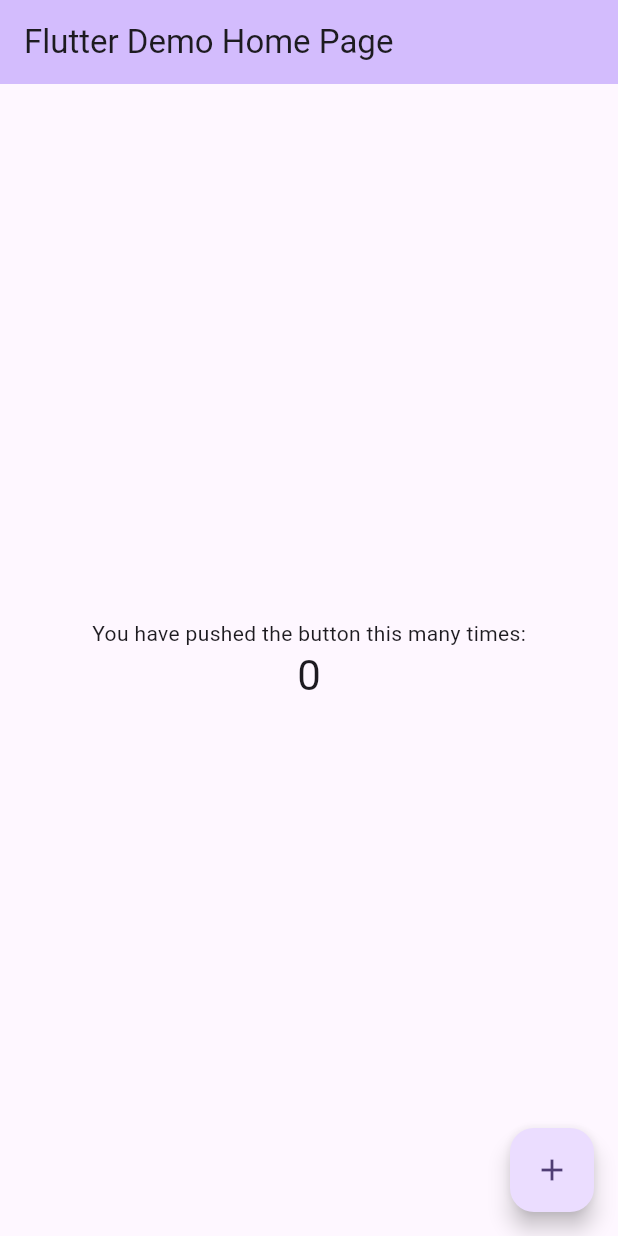
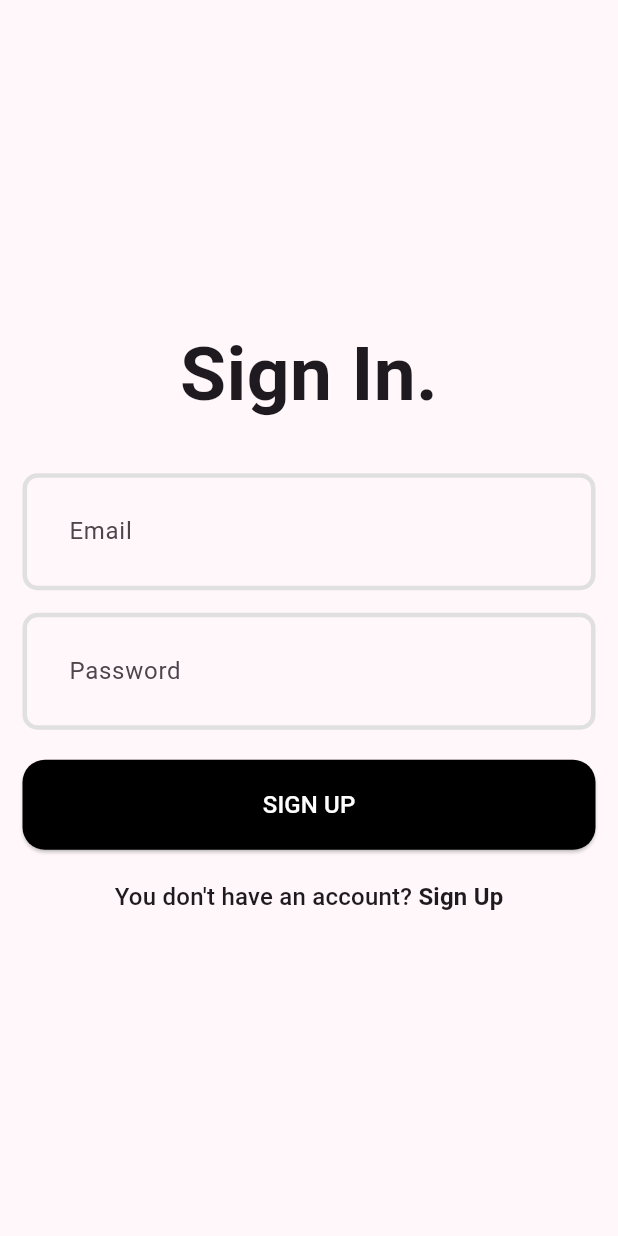
Before and after one commit to nabilmersni/Task-Manager-App, a Flutter app: the screen it shows after launch, on a phone screen of 412 x 824 dp. Run offline on Flutter 3.47's test engine with Material 3 defaults, Android fonts, the phone set to English and light mode, and no system bars.

Commit message:
Complete the sign up and login pages

```diff
--- /dev/null
+++ b/frontend/lib/core/theme/theme.dart
@@ -0,0 +1,37 @@
+import 'package:flutter/material.dart';
+
+class AppTheme {
+  static _border(Color color) => OutlineInputBorder(
+        borderRadius: BorderRadius.circular(10),
+        borderSide: BorderSide(
+          width: 3,
+          color: color,
+        ),
+      );
+  static final theme = ThemeData(
+    colorScheme: ColorScheme.fromSeed(seedColor: Colors.purple),
+    useMaterial3: true,
+    inputDecorationTheme: InputDecorationTheme(
+      contentPadding: const EdgeInsets.all(27),
+      border: _border(Colors.grey.shade300),
+      enabledBorder: _border(Colors.grey.shade300),
+      focusedBorder: OutlineInputBorder(
+        borderRadius: BorderRadius.circular(10),
+        borderSide: const BorderSide(
+          width: 3,
+        ),
+      ),
+      errorBorder: _border(Colors.red.shade400),
+    ),
+    elevatedButtonTheme: ElevatedButtonThemeData(
+      style: ElevatedButton.styleFrom(
+          backgroundColor: Colors.black,
+          minimumSize: const Size(double.infinity, 60),
+          shape: RoundedRectangleBorder(
+            borderRadius: BorderRadius.circular(
+              15,
+            ),
+          )),
+    ),
+  );
+}
--- /dev/null
+++ b/frontend/lib/features/auth/pages/login_page.dart
@@ -0,0 +1,116 @@
+import 'package:flutter/gestures.dart';
+import 'package:flutter/material.dart';
+import 'package:task_app/features/auth/pages/signup_page.dart';
+
+class LoginPage extends StatefulWidget {
+  const LoginPage({super.key});
+
+  @override
+  State<LoginPage> createState() => _LoginPageState();
+}
+
+class _LoginPageState extends State<LoginPage> {
+  final formKey = GlobalKey<FormState>();
+  final emailController = TextEditingController();
+  final passwordController = TextEditingController();
+
+  void signUp() {
+    if (formKey.currentState!.validate()) {}
+  }
+
+  @override
+  void dispose() {
+    emailController.dispose();
+    passwordController.dispose();
+    super.dispose();
+  }
+
+  @override
+  Widget build(BuildContext context) {
+    return Scaffold(
+      body: Center(
+        child: SafeArea(
+          child: SingleChildScrollView(
+            child: Padding(
+              padding: const EdgeInsets.all(15.0),
+              child: Form(
+                key: formKey,
+                child: Column(
+                  mainAxisAlignment: MainAxisAlignment.center,
+                  crossAxisAlignment: CrossAxisAlignment.center,
+                  children: [
+                    const Text(
+                      "Sign In.",
+                      style:
+                          TextStyle(fontSize: 50, fontWeight: FontWeight.bold),
+                    ),
+                    const SizedBox(height: 30),
+                    TextFormField(
+                      controller: emailController,
+                      decoration: const InputDecoration(
+                        hintText: "Email",
+                      ),
+                      validator: (value) {
+                        if (value!.trim().isEmpty ||
+                            !RegExp(r'^[a-zA-Z0-9._%+-]+@[a-zA-Z0-9.-]+\.[a-zA-Z]{2,}$')
+                                .hasMatch(value)) {
+                          return 'Please enter a valid email';
+                        }
+                        return null;
+                      },
+                    ),
+                    const SizedBox(height: 15),
+                    TextFormField(
+                      controller: passwordController,
+                      decoration: const InputDecoration(
+                        hintText: "Password",
+                      ),
+                      validator: (value) {
+                        if (value!.trim().isEmpty || value.length < 8) {
+                          return 'Password must be atleast 8 characters';
+                        }
+                        return null;
+                      },
+                    ),
+                    const SizedBox(height: 20),
+                    ElevatedButton(
+                      onPressed: signUp,
+                      child: const Text(
+                        "SIGN UP",
+                        style: TextStyle(
+                          fontSize: 16,
+                          color: Colors.white,
+                        ),
+                      ),
+                    ),
+                    const SizedBox(height: 20),
+                    RichText(
+                      text: TextSpan(
+                        text: "You don't have an account? ",
+                        style: Theme.of(context).textTheme.titleMedium,
+                        children: [
+                          TextSpan(
+                            text: "Sign Up",
+                            style: const TextStyle(
+                              fontWeight: FontWeight.bold,
+                            ),
+                            recognizer: TapGestureRecognizer()
+                              ..onTap = () {
+                                Navigator.of(context).push(
+                                  SignupPage.route(),
+                                );
+                              },
+                          ),
+                        ],
+                      ),
+                    ),
+                  ],
+                ),
+              ),
+            ),
+          ),
+        ),
+      ),
+    );
+  }
+}
--- a/frontend/lib/main.dart
+++ b/frontend/lib/main.dart
@@ -1,4 +1,7 @@
 import 'package:flutter/material.dart';
+import 'package:task_app/core/theme/theme.dart';
+import 'package:task_app/features/auth/pages/login_page.dart';
+import 'package:task_app/features/auth/pages/signup_page.dart';
 
 void main() {
   runApp(const MyApp());
@@ -7,119 +10,13 @@ void main() {
 class MyApp extends StatelessWidget {
   const MyApp({super.key});
 
-  // This widget is the root of your application.
   @override
   Widget build(BuildContext context) {
     return MaterialApp(
-      title: 'Flutter Demo',
-      theme: ThemeData(
-        // This is the theme of your application.
-        //
-        // TRY THIS: Try running your application with "flutter run". You'll see
-        // the application has a purple toolbar. Then, without quitting the app,
-        // try changing the seedColor in the colorScheme below to Colors.green
-        // and then invoke "hot reload" (save your changes or press the "hot
-        // reload" button in a Flutter-supported IDE, or press "r" if you used
-        // the command line to start the app).
-        //
-        // Notice that the counter didn't reset back to zero; the application
-        // state is not lost during the reload. To reset the state, use hot
-        // restart instead.
-        //
-        // This works for code too, not just values: Most code changes can be
-        // tested with just a hot reload.
-        colorScheme: ColorScheme.fromSeed(seedColor: Colors.deepPurple),
-        useMaterial3: true,
-      ),
-      home: const MyHomePage(title: 'Flutter Demo Home Page'),
+      title: "Task App",
+      theme: AppTheme.theme,
+      debugShowCheckedModeBanner: false,
+      home: const LoginPage(),
     );
   }
 }
-
-class MyHomePage extends StatefulWidget {
-  const MyHomePage({super.key, required this.title});
-
-  // This widget is the home page of your application. It is stateful, meaning
-  // that it has a State object (defined below) that contains fields that affect
-  // how it looks.
-
-  // This class is the configuration for the state. It holds the values (in this
-  // case the title) provided by the parent (in this case the App widget) and
-  // used by the build method of the State. Fields in a Widget subclass are
-  // always marked "final".
-
-  final String title;
-
-  @override
-  State<MyHomePage> createState() => _MyHomePageState();
-}
-
-class _MyHomePageState extends State<MyHomePage> {
-  int _counter = 0;
-
-  void _incrementCounter() {
-    setState(() {
-      // This call to setState tells the Flutter framework that something has
-      // changed in this State, which causes it to rerun the build method below
-      // so that the display can reflect the updated values. If we changed
-      // _counter without calling setState(), then the build method would not be
-      // called again, and so nothing would appear to happen.
-      _counter++;
-    });
-  }
-
-  @override
-  Widget build(BuildContext context) {
-    // This method is rerun every time setState is called, for instance as done
-    // by the _incrementCounter method above.
-    //
-    // The Flutter framework has been optimized to make rerunning build methods
-    // fast, so that you can just rebuild anything that needs updating rather
-    // than having to individually change instances of widgets.
-    return Scaffold(
-      appBar: AppBar(
-        // TRY THIS: Try changing the color here to a specific color (to
-        // Colors.amber, perhaps?) and trigger a hot reload to see the AppBar
-        // change color while the other colors stay the same.
-        backgroundColor: Theme.of(context).colorScheme.inversePrimary,
-        // Here we take the value from the MyHomePage object that was created by
-        // the App.build method, and use it to set our appbar title.
-        title: Text(widget.title),
-      ),
-      body: Center(
-        // Center is a layout widget. It takes a single child and positions it
-        // in the middle of the parent.
-        child: Column(
-          // Column is also a layout widget. It takes a list of children and
-          // arranges them vertically. By default, it sizes itself to fit its
-          // children horizontally, and tries to be as tall as its parent.
-          //
-          // Column has various properties to control how it sizes itself and
-          // how it positions its children. Here we use mainAxisAlignment to
-          // center the children vertically; the main axis here is the vertical
-          // axis because Columns are vertical (the cross axis would be
-          // horizontal).
-          //
-          // TRY THIS: Invoke "debug painting" (choose the "Toggle Debug Paint"
-          // action in the IDE, or press "p" in the console), to see the
-          // wireframe for each widget.
-          mainAxisAlignment: MainAxisAlignment.center,
-          children: <Widget>[
-            const Text(
-              'You have pushed the button this many times:',
-            ),
-            Text(
-              '$_counter',
-              style: Theme.of(context).textTheme.headlineMedium,
-            ),
-          ],
-        ),
-      ),
-      floatingActionButton: FloatingActionButton(
-        onPressed: _incrementCounter,
-        tooltip: 'Increment',
-        child: const Icon(Icons.add),
-      ), // This trailing comma makes auto-formatting nicer for build methods.
-    );
-  }
-}
```
Also changed, not shown: frontend/lib/features/auth/pages/signup_page.dart (added, +132 -0 lines), 1 other file.
